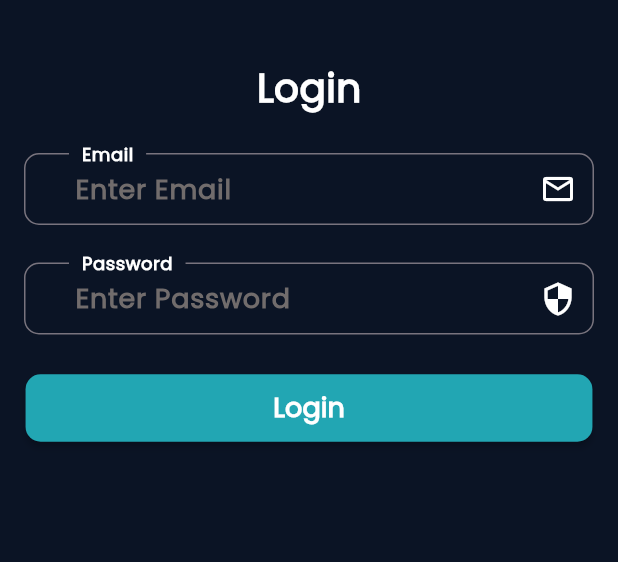
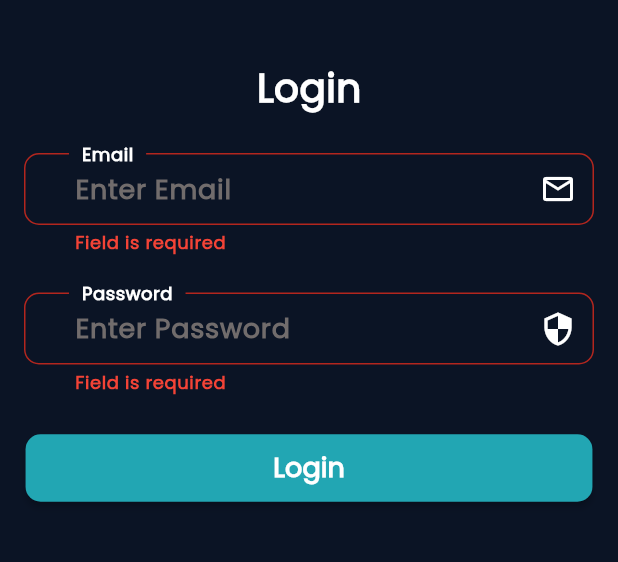
Before and after one commit to abdallahshaba/my_commerce_app, a Flutter app: the LoginScreen screen opened by its route, after a tap on "Login", on a phone screen of 412 x 824 dp, the part 405-967 px from its top. Run offline on Flutter 3.47's test engine with Material 3 defaults, Android fonts, the phone set to English and light mode, and no system bars; our stand-ins replace dartz, flutter_otp_text_field, get, lottie.

Commit message:
finish login

```diff
--- a/lib/api_links.dart
+++ b/lib/api_links.dart
@@ -2,4 +2,5 @@
 class AppLinks {
   static const String linkServerName = "http://10.0.2.2/myecommercApp_back_end";
   static const String signup = "$linkServerName/auth/signup.php";
+  static const String login = "$linkServerName/auth/login.php";
 }
--- a/lib/controllers/auth/login_controller.dart
+++ b/lib/controllers/auth/login_controller.dart
@@ -0,0 +1,74 @@
+import 'package:flutter/material.dart';
+import 'package:get/get.dart';
+import 'package:lottie/lottie.dart';
+import 'package:my_ecommerce_app/core/constants/app_colors.dart';
+import 'package:my_ecommerce_app/core/constants/app_image_asset.dart';
+import 'package:my_ecommerce_app/core/functions/crud.dart';
+import 'package:my_ecommerce_app/core/functions/handling_data.dart';
+import 'package:my_ecommerce_app/core/functions/status_request.dart';
+import 'package:my_ecommerce_app/data/data_source/remote/auth_remotr/login_remote.dart';
+import 'package:my_ecommerce_app/views/screens/home/home.dart';
+
+abstract class LoginController extends GetxController {
+  login();
+  goToHomeScreen();
+}
+
+class LoginControllerImp extends LoginController {
+  GlobalKey<FormState> formState = GlobalKey();
+  TextEditingController email = TextEditingController();
+  TextEditingController password = TextEditingController();
+  StatusRequest? statusRequest;
+  LoginData loginData = LoginData(Get.put(Crud()));
+
+  @override
+  login() async {
+    if (formState.currentState!.validate()) {
+      statusRequest = StatusRequest.loading;
+      var response = await loginData.loginViewData(email.text, password.text);
+
+      statusRequest = handlingData(response);
+      if (StatusRequest.success == statusRequest) {
+        if (response['status'] == "success") {
+          print(
+              "============================================success = ${response}");
+          goToHomeScreen();
+        } else {
+          Get.defaultDialog(
+              title: "ُWarning",
+              titleStyle: const TextStyle(
+                  fontWeight: FontWeight.bold, color: AppColors.blue2),
+              middleText: "Email not found!",
+              middleTextStyle: const TextStyle(fontWeight: FontWeight.bold),
+              actions: [
+                Lottie.asset(AppImageAsset.failedFace, height: 220, width: 300),
+              ]);
+        }
+      } else {
+        statusRequest = StatusRequest.serverFaliure;
+      }
+    } else {}
+  }
+
+
+
+
+    @override
+  goToHomeScreen() {
+    Get.offAll(() => const HomeScreen(), transition: Transition.circularReveal, duration: const Duration(seconds: 1));
+  }
+
+  @override
+  void onInit() {
+    super.onInit();
+    email = TextEditingController();
+    password = TextEditingController();
+  }
+
+  @override
+  void dispose() {
+    email.dispose();
+    password.dispose();
+    super.dispose();
+  }
+}
--- /dev/null
+++ b/lib/core/class/handling_dara_request.dart
@@ -0,0 +1,20 @@
+import 'package:flutter/material.dart';
+import 'package:lottie/lottie.dart';
+import 'package:my_ecommerce_app/core/constants/app_image_asset.dart';
+import 'package:my_ecommerce_app/core/functions/status_request.dart';
+
+class HandlingDataRequest extends StatelessWidget {
+  const HandlingDataRequest({super.key, required this.statusRequest, required this.widget});
+  final StatusRequest? statusRequest;
+  final Widget widget;
+  @override
+  Widget build(BuildContext context) {
+    return statusRequest == StatusRequest.loading?
+    Center(child: Lottie.asset(AppImageAsset.loading2, width: 300 , height: 300),)
+    :
+     statusRequest == StatusRequest.serverFaliure?
+      Center(child: Lottie.asset(AppImageAsset.server, width: 300 , height: 300),)
+      :
+      widget;
+      }
+}
--- a/lib/core/constants/app_image_asset.dart
+++ b/lib/core/constants/app_image_asset.dart
@@ -6,4 +6,23 @@ class AppImageAsset{
   static const onBording4 = 'assets/images/onBording/4.gif';
   static const photo = 'assets/images/logoapp.png';
   static const appLogo = 'assets/images/logoapp.png';
+
+  /////////////////////Animation////////////////////////////////////
+
+  static const String routeLottie = 'assets/lottie';
+  static const String laoding = '$routeLottie/loading.json';
+  static const String offline = '$routeLottie/offline.json';
+  static const String noData = '$routeLottie/nodata.json';
+  static const String server = '$routeLottie/server.json';
+  static const String failedFace = '$routeLottie/failed_face.json';
+  static const String hacker = '$routeLottie/hacker.json';
+  static const String failed = '$routeLottie/failed.json';
+  static const String search = '$routeLottie/search.json';
+  static const String e = '$routeLottie/e.json';
+  static const String f = '$routeLottie/f.json';
+  static const String success = '$routeLottie/success.json';
+  static const String stop = '$routeLottie/stop.json';
+  static const String loading2 = '$routeLottie/loading2.json';
+  static const String error2 = '$routeLottie/error2.json';
+  static const String cashback = '$routeLottie/cashback.json';
 }
--- a/lib/core/constants/app_routes.dart
+++ b/lib/core/constants/app_routes.dart
@@ -8,6 +8,7 @@ class AppRoutes {
   static const String startScreen = "/startScreen";
   static const String login = "/login";
   static const String signUp = "/signUp";
+  static const String verifyCodeSignUp = "/verifyCodeSignUp";
 
 
 
--- /dev/null
+++ b/lib/data/data_source/remote/auth_remotr/login_remote.dart
@@ -0,0 +1,17 @@
+
+
+import 'package:my_ecommerce_app/api_links.dart';
+import 'package:my_ecommerce_app/core/functions/crud.dart';
+
+class LoginData {
+  Crud crud;
+  LoginData(this.crud);
+
+  loginViewData(String email , String password)async{
+    var response = await crud.postData(AppLinks.login, {
+      "email" : email,
+      "password" : password,
+    });
+    return response.fold((l) => l, (r) => r);
+  }
+}
--- a/lib/routs.dart
+++ b/lib/routs.dart
@@ -3,6 +3,7 @@ import 'package:my_ecommerce_app/core/constants/app_routes.dart';
 import 'package:my_ecommerce_app/views/screens/auth/login_screen.dart';
 import 'package:my_ecommerce_app/views/screens/auth/sign_up_screen.dart';
 import 'package:my_ecommerce_app/views/screens/auth/start_screen.dart';
+import 'package:my_ecommerce_app/views/screens/auth/verifycode_sign_up.dart';
 import 'package:my_ecommerce_app/views/screens/home/home.dart';
 import 'package:my_ecommerce_app/views/screens/onBording/on_bording_screen.dart';
 
@@ -12,4 +13,5 @@ List<GetPage<dynamic>>? getPages = [
    GetPage(name: AppRoutes.startScreen, page:() => const StartScreen(),),
    GetPage(name: AppRoutes.login, page:() =>  LoginScreen(),),
    GetPage(name: AppRoutes.signUp, page:() =>  SignUpScreen(),),
+   GetPage(name: AppRoutes.verifyCodeSignUp, page:() => const VerifyCodeSignUpScreen(),),
 ];
--- a/lib/views/screens/auth/login_screen.dart
+++ b/lib/views/screens/auth/login_screen.dart
@@ -1,18 +1,25 @@
 import 'package:flutter/material.dart';
+import 'package:get/get.dart';
+import 'package:my_ecommerce_app/controllers/auth/login_controller.dart';
+import 'package:my_ecommerce_app/core/class/handling_dara_request.dart';
 import 'package:my_ecommerce_app/core/constants/app_colors.dart';
 import 'package:my_ecommerce_app/core/constants/app_image_asset.dart';
 import 'package:my_ecommerce_app/core/constants/style.dart';
+import 'package:my_ecommerce_app/core/functions/valid_input.dart';
 import 'package:my_ecommerce_app/views/widgets/auth/custom_text_field.dart';
 
-class LoginScreen extends StatelessWidget {
-   LoginScreen({super.key});
-  final TextEditingController email = TextEditingController();
-  final TextEditingController password = TextEditingController();
+class LoginScreen extends GetView<LoginControllerImp> {
+  const LoginScreen({super.key});
   @override
   Widget build(BuildContext context) {
+    Get.put(LoginControllerImp());
     return Scaffold(
       backgroundColor: AppColors.primaryColor,
-      body: Container(
+      body: GetBuilder<LoginControllerImp>(builder:(controller) => HandlingDataRequest(
+        statusRequest: controller.statusRequest,
+        widget: Form(
+          key: controller.formState,
+          child: Container(
           padding: const EdgeInsets.symmetric(horizontal: 16),
           width: double.infinity,
           child: ListView(
@@ -30,18 +37,24 @@ class LoginScreen extends StatelessWidget {
               const SizedBox(height: 25,),
 
                 CustomTextFormAuth(
+                  valid:(value) {
+                  return validInput(value!, 20, 2, "email");
+                },
                 hinttext: "Enter Email",
                 labeltext: "Email",
                 iconData: Icons.email_outlined,
-              mycontroller: email,
+                mycontroller: controller.email,
                  isNumber: false
                 ),
                 const SizedBox(height: 15,),
                 CustomTextFormAuth(
+                valid:(value) {
+                  return validInput(value!, 20, 2, "password");
+                },
                 hinttext: "Enter Password",
                 labeltext: "Password",
                 iconData: Icons.security_outlined,
-              mycontroller: password,
+                mycontroller: controller.password,
                  isNumber: false
                 ),
                 const SizedBox(height: 15,),
@@ -51,14 +64,19 @@ class LoginScreen extends StatelessWidget {
                   shape: RoundedRectangleBorder(
                     borderRadius: BorderRadius.circular(10)
                   ),
-                onPressed: (){} , child: Text("Login" , style: Styles.boldtextStyle18,),
+                  onPressed: ()async{
+                    await controller.login();
+                  } ,
                   color: AppColors.blue2,
+                  child: const Text("Login" , style: Styles.boldtextStyle18,),
                   )
 
               ],
             ),
                 ]  ),
+                ),
         )
+        ), )
       );
   }
 }
--- a/lib/views/screens/auth/sign_up_screen.dart
+++ b/lib/views/screens/auth/sign_up_screen.dart
@@ -1,6 +1,7 @@
 import 'package:flutter/material.dart';
 import 'package:get/get.dart';
 import 'package:my_ecommerce_app/controllers/auth/sign_up_controller.dart';
+import 'package:my_ecommerce_app/core/class/handling_dara_request.dart';
 import 'package:my_ecommerce_app/core/constants/app_colors.dart';
 import 'package:my_ecommerce_app/core/constants/app_image_asset.dart';
 import 'package:my_ecommerce_app/core/constants/style.dart';
@@ -15,7 +16,9 @@ class SignUpScreen extends GetView<SignUpControllerImp> {
     Get.put(SignUpControllerImp());
     return Scaffold(
       backgroundColor: AppColors.primaryColor,
-      body: Form(
+      body: GetBuilder<SignUpControllerImp>(builder:(controller) => HandlingDataRequest(
+        statusRequest: controller.statusRequest,
+        widget: Form(
         key: controller.formState,
         child: Container(
           padding: const EdgeInsets.symmetric(horizontal: 16),
@@ -97,6 +100,7 @@ class SignUpScreen extends GetView<SignUpControllerImp> {
         ]  ),
         ),
       )
+        ),)
       );
   }
 }
--- a/pubspec.yaml
+++ b/pubspec.yaml
@@ -94,7 +94,7 @@ flutter:
   assets:
     - assets/images/
     - assets/images/onBording/
-    - assets/images/lottie/
+    - assets/lottie/
 
   # An image asset can refer to one or more resolution-specific "variants", see
   # https://flutter.dev/assets-and-images/#resolution-aware
```
Also changed, not shown: lib/controllers/auth/sign_up_controller.dart (+20 -2 lines), lib/controllers/auth/verifycode_sign_up_controller.dart (added, +24 -0 lines), lib/views/screens/auth/verifycode_sign_up.dart (added, +87 -0 lines), lib/views/screens/home/home.dart (+6 -1 lines), lib/views/widgets/auth/custom_page_route.dart (+15 -0 lines), lib/views/widgets/auth/custom_text_body_auth.dart (added, +14 -0 lines), lib/views/widgets/auth/custom_text_title_auth.dart (added, +11 -0 lines), lib/links.dart (deleted). Lines whose indentation alone changed are shown as unchanged.
